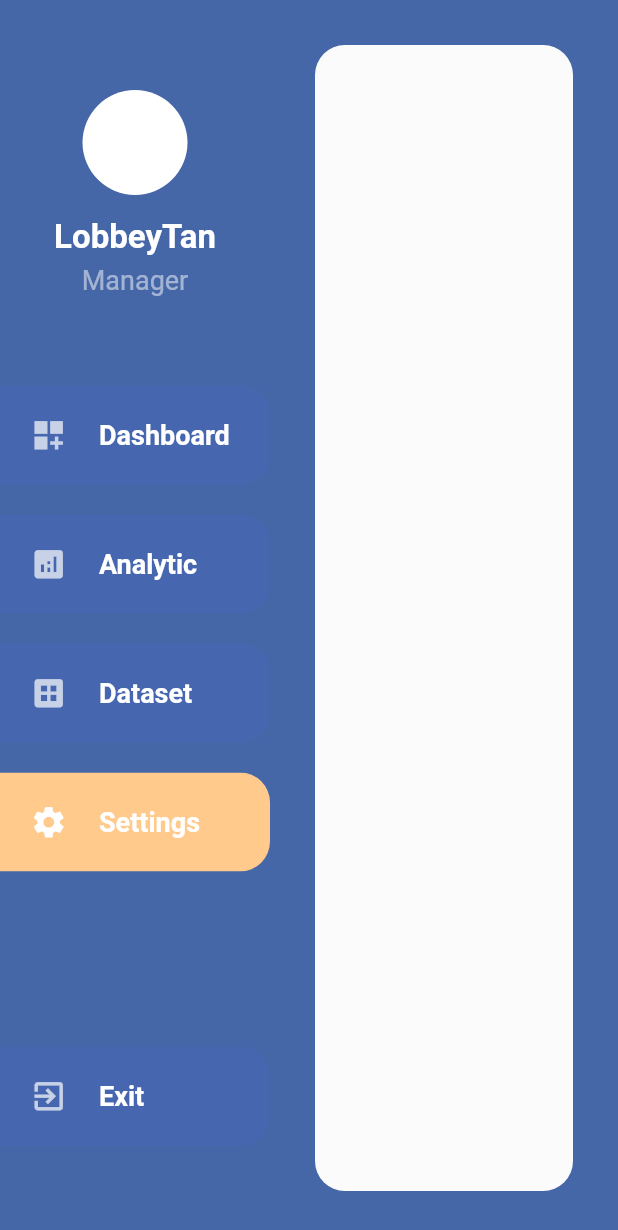
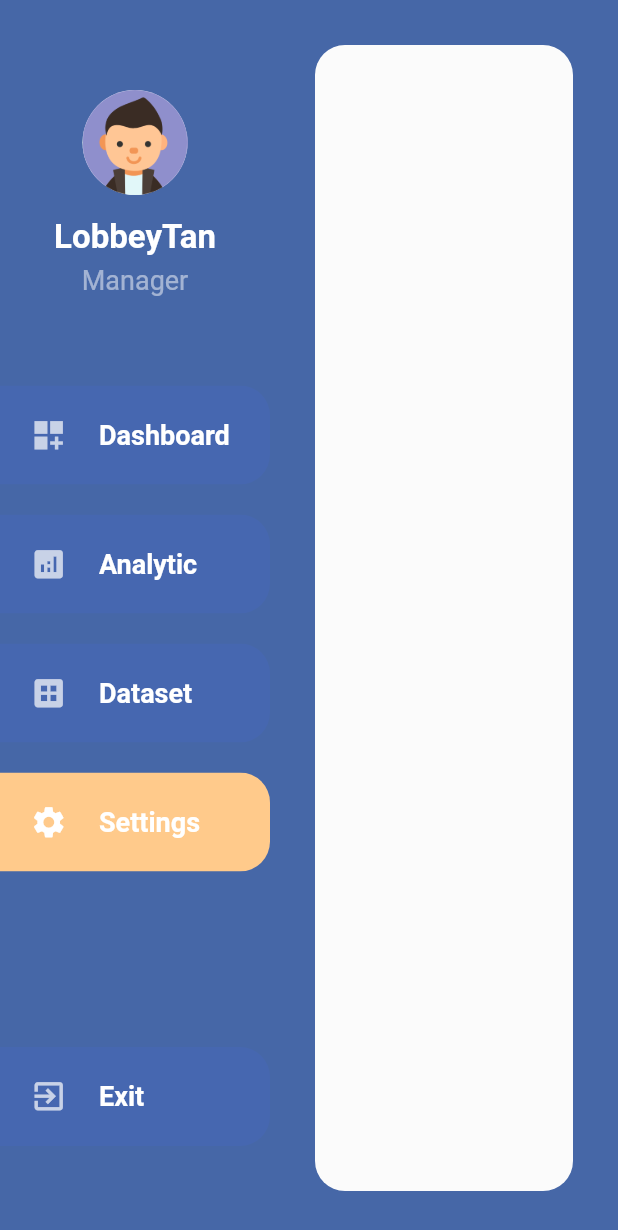
Before and after one commit to LobbeyTan/healysis-web-app, a Flutter app: the screen it shows after launch, after a tap on "Analytic", after a tap on "Dataset", after a tap on "Settings", on a phone screen of 412 x 824 dp. Shown: the top 1230 px of the screen. Run offline on Flutter 3.47's test engine with Material 2 defaults, Android fonts, the phone set to English and light mode, and no system bars; our stand-ins replace cloud_firestore, firebase_core, firebase_storage, fl_chart, flutter_spinkit, pie_chart and 2 more; missing offline and left inert: excel; accounts and stored records are empty; network calls fail.

Commit message:
Minor changes

```diff
--- a/lib/models/review.dart
+++ b/lib/models/review.dart
@@ -153,9 +153,12 @@ class ReviewModel {
     String filter = "none",
   }) {
     if (filter == "none") {
-      return collection.snapshots();
+      return collection
+          .orderBy("createdTime", descending: true)
+          .limit(100)
+          .snapshots();
     } else {
-      return collection.where(field, isEqualTo: filter).snapshots();
+      return collection.where(field, isEqualTo: filter).limit(100).snapshots();
     }
   }
 
--- a/lib/screens/dashboard.dart
+++ b/lib/screens/dashboard.dart
@@ -401,7 +401,7 @@ class TextCountWidget extends StatelessWidget {
           Padding(
             padding: const EdgeInsets.all(30),
             child: Image.asset(
-              "search_text.png",
+              "images/search_text.png",
             ),
           ),
           Column(
--- a/lib/screens/dataset.dart
+++ b/lib/screens/dataset.dart
@@ -318,7 +318,7 @@ class _FileCardState extends State<FileCard> {
               Row(
                 children: [
                   Image.asset(
-                    "excel.png",
+                    "images/excel.png",
                     width: 50,
                     height: 50,
                   ),
--- a/lib/utils/request.dart
+++ b/lib/utils/request.dart
@@ -4,7 +4,7 @@ import 'dart:developer';
 import 'package:http/http.dart';
 
 class APIController {
-  static const baseUri = "http://127.0.0.1:5000";
+  static const baseUri = "http://103.252.118.44:5000";
 
   Future<Response?> getData(
     String endpoint, {
--- a/lib/widgets/menu.dart
+++ b/lib/widgets/menu.dart
@@ -77,9 +77,10 @@ class MainMenu extends StatelessWidget {
       padding: const EdgeInsets.symmetric(vertical: 60),
       child: Column(
         children: [
-          const CircleAvatar(
+          CircleAvatar(
             backgroundColor: Colors.white,
             radius: 35,
+            child: Image.asset("images/avatar.png"),
           ),
           const SizedBox(
             height: 10,
@@ -113,8 +114,7 @@ class MainMenu extends StatelessWidget {
                 title: kMenuItem[i]['title'] ?? "",
                 isSelected: pageRoute == kMenuItem[i]['route'],
                 onPressed: () => {
-                  Navigator.popAndPushNamed
-                  (context, kMenuItem[i]['route']),
+                  Navigator.popAndPushNamed(context, kMenuItem[i]['route']),
                 },
               ),
               separatorBuilder: (BuildContext context, i) =>
--- a/pubspec.yaml
+++ b/pubspec.yaml
@@ -70,7 +70,7 @@ flutter:
 
   # To add assets to your application, add an assets section, like this:
   assets:
-    - assets/
+    - images/
 
   # An image asset can refer to one or more resolution-specific "variants", see
   # https://flutter.dev/assets-and-images/#resolution-aware
```
Also changed, not shown: images/avatar.png (added), images/excel.png (renamed from assets/excel.png), images/search_text.png (renamed from assets/search_text.png), 1 other file.
